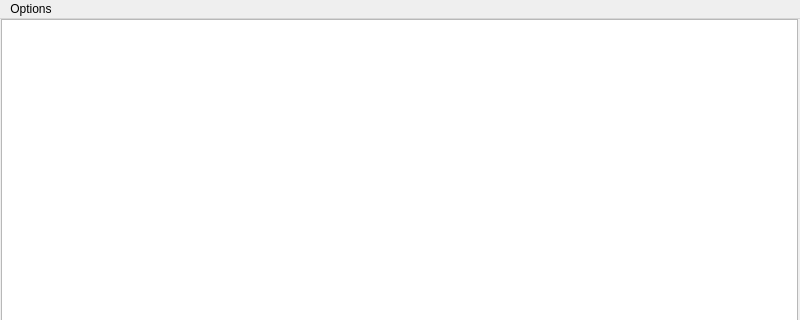
Before: the Qt Designer form mainwindow.ui in Vbrawl/ChatGPTChatRoom, drawn with Qt 5; both pictures show x 0 to 800 and y 0 to 320 of the 800 by 600 pixel window.
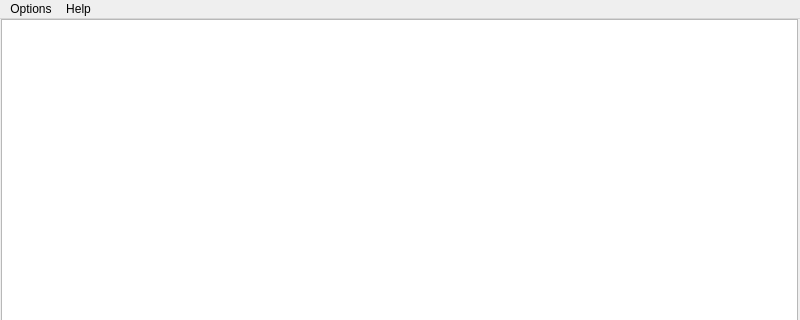
After: the same form once the commit is applied. Custom widgets are drawn as their Qt base class.

Commit message: Added link to developer's fiverr profile.

What changed in the file:
```diff
--- a/mainwindow.ui
+++ b/mainwindow.ui
@@ -165,7 +165,14 @@
     <addaction name="actionSetAPIToken"/>
     <addaction name="actionReset"/>
    </widget>
+   <widget class="QMenu" name="menuHelp">
+    <property name="title">
+     <string>Help</string>
+    </property>
+    <addaction name="actionDeveloperProfile"/>
+   </widget>
    <addaction name="menuSettings"/>
+   <addaction name="menuHelp"/>
   </widget>
   <widget class="QStatusBar" name="statusbar"/>
   <action name="actionSaveChatHistory">
```
Left out of the diff: 5 changed lines with no effect on the pictures. The commit also changes 1 other file.
